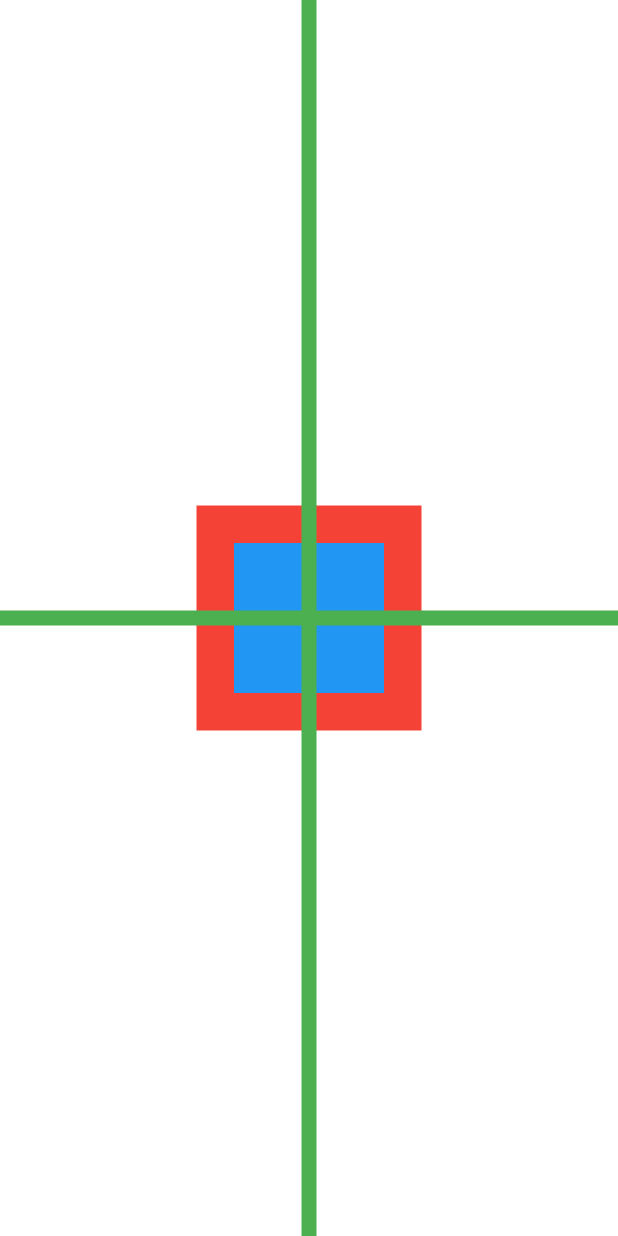
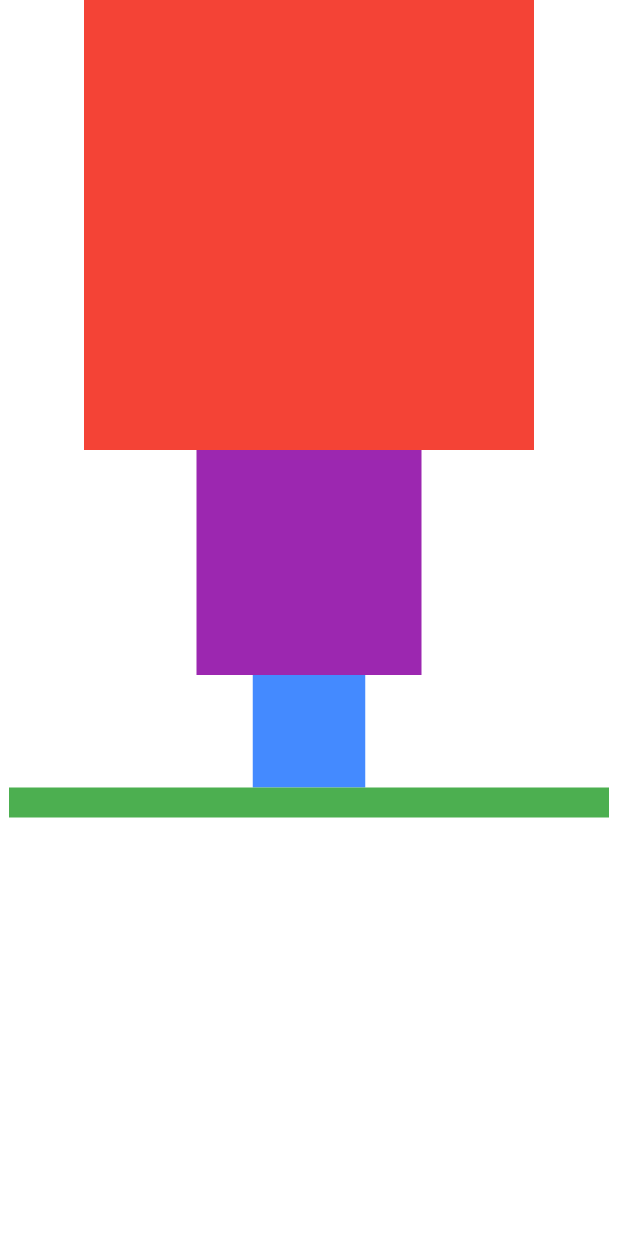
Before and after one commit to Ronaldss/Flutter-estudos, a Flutter app: the screen it shows after launch, on a phone screen of 412 x 824 dp. Run offline on Flutter 3.47's test engine with Material 2 defaults, Android fonts, the phone set to English and light mode, and no system bars.

Commit message:
Usando Containers um em cima do outro como linhas

```diff
--- a/flutter_application_2/lib/main.dart
+++ b/flutter_application_2/lib/main.dart
@@ -13,32 +13,32 @@ class MyApp extends StatelessWidget {
       theme: ThemeData(
         primarySwatch: Colors.blue,
       ),
-      home: Stack(
-        alignment: AlignmentDirectional.center,
+      home: Column(  // Para colocar os Contaners uns em cima do outro, usando um conceito cartesiano.
+
         children: [
           Container(
             color: Colors.red,
-            width: 150,
-            height: 150,
+            width: 300,
+            height: 300,
           ),
 
 
         Container(
-          color: Colors.blue,
-          width: 100,
-          height: 100,
+          color: Colors.purple,
+          width: 150,
+          height: 150,
+          ),
+
+        Container(
+          color: Colors.blueAccent,
+          width: 75,
+          height: 75,
           ),
 
         Container(
           color: Colors.green,
-          width: 1000,
-          height: 10,
-          ),
-
-        Container(
-          color: Colors.green,
-          width: 10,
-          height: 1000,
+          width: 400,
+          height: 20,
           ),
 
 
```
